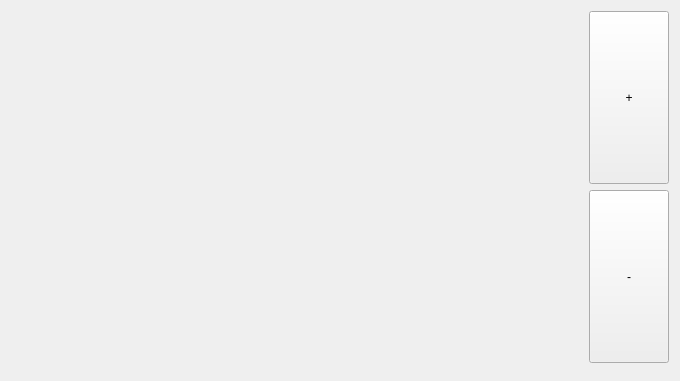
Old version of the form hacts-gui/mainwindow.ui in the repository hacts-app/hacts.
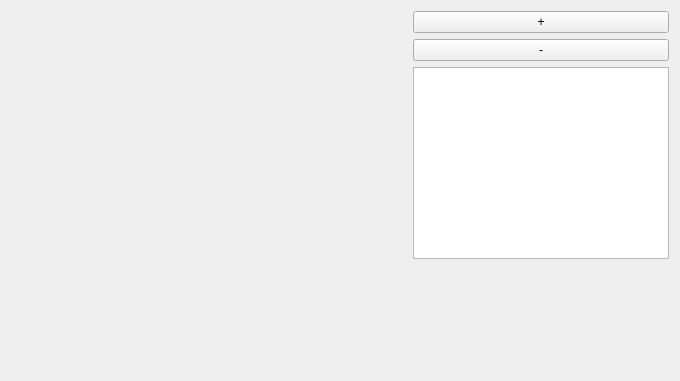
New version of the form.

What changed in the file:
```diff
--- a/hacts-gui/mainwindow.ui
+++ b/hacts-gui/mainwindow.ui
@@ -62,6 +62,28 @@
         </property>
        </widget>
       </item>
+      <item>
+       <widget class="QTreeView" name="treeView">
+        <property name="sizePolicy">
+         <sizepolicy hsizetype="Minimum" vsizetype="Minimum">
+          <horstretch>0</horstretch>
+          <verstretch>0</verstretch>
+         </sizepolicy>
+        </property>
+        <property name="editTriggers">
+         <set>QAbstractItemView::NoEditTriggers</set>
+        </property>
+        <property name="sortingEnabled">
+         <bool>true</bool>
+        </property>
+        <attribute name="headerVisible">
+         <bool>false</bool>
+        </attribute>
+        <attribute name="headerStretchLastSection">
+         <bool>true</bool>
+        </attribute>
+       </widget>
+      </item>
       <item>
        <spacer name="verticalSpacer">
         <property name="orientation">
@@ -70,6 +92,12 @@
         <property name="sizeType">
          <enum>QSizePolicy::Expanding</enum>
         </property>
+        <property name="sizeHint" stdset="0">
+         <size>
+          <width>0</width>
+          <height>0</height>
+         </size>
+        </property>
        </spacer>
       </item>
      </layout>
```
